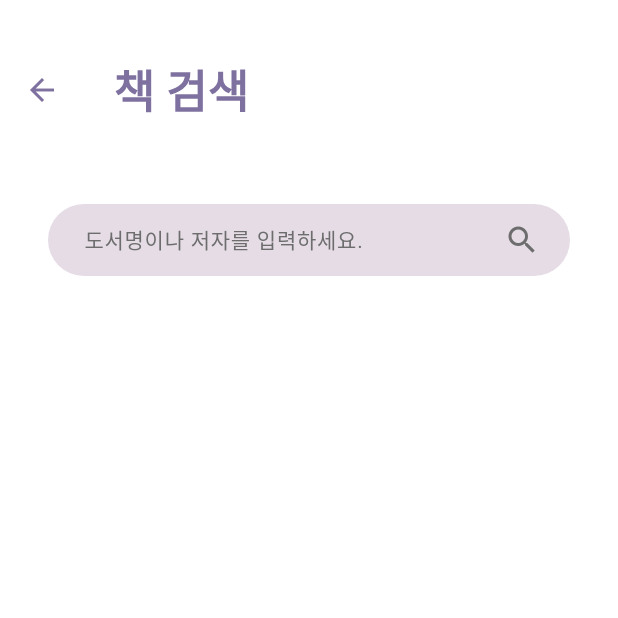
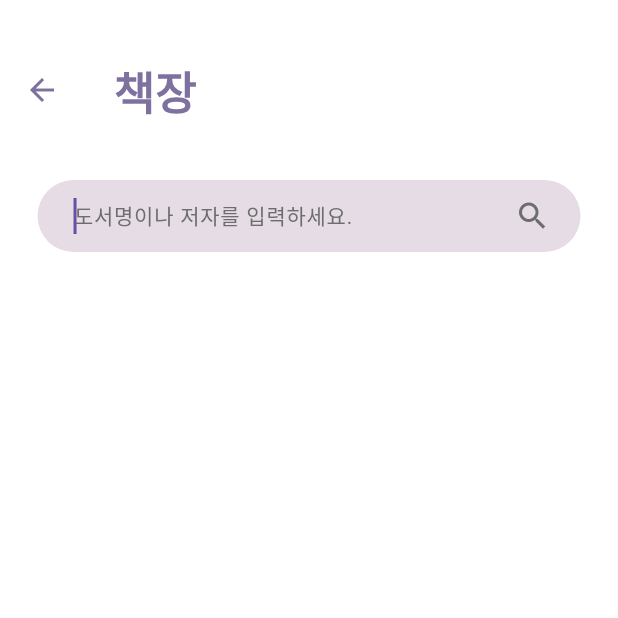
Before and after one commit to Advanced-MobileProgramming/flutter, a Flutter app: the AllBooksPage screen opened directly, after a tap on "도서명이나 저자를 입력하세요.", on a phone screen of 412 x 824 dp, the top half of it. Run offline on Flutter 3.47's test engine with Material 3 defaults, Android fonts, the phone set to English and light mode, and no system bars.

Commit message:
검색바 위치 맞추기

```diff
--- a/lib/allBooks.dart
+++ b/lib/allBooks.dart
@@ -1,7 +1,8 @@
 import 'package:flutter/material.dart';
 import 'package:soobook/bookShelf.dart';
 import 'package:soobook/myPage.dart';
-import 'myHome.dart'; // HomePage import 추가
+import 'myHome.dart';
+import 'bookSearch.dart';
 
 class AllBooksPage extends StatefulWidget {
   @override
@@ -70,7 +71,7 @@ class _AllBooksPageState extends State<AllBooksPage> {
 
     return Scaffold(
       appBar: AppBar(
-        title: Text('전체 도서',
+        title: Text('도서',
             style: TextStyle(
                 fontSize: 30,
                 fontWeight: FontWeight.bold,
@@ -80,14 +81,18 @@ class _AllBooksPageState extends State<AllBooksPage> {
         toolbarHeight: 120.0, // AppBar 높이를 조정하여 더 많은 패딩 추가
         titleSpacing: 20.0, // 타이틀과 왼쪽 모서리 사이의 간격을 늘림
       ),
-      body: Padding(
-        padding: const EdgeInsets.all(16.0),
-        child: Column(
-          crossAxisAlignment: CrossAxisAlignment.start,
-          children: [
-            // 검색 바
-            Container(
-              padding: const EdgeInsets.symmetric(horizontal: 16),
+      body: Column(
+        children: [
+          Container(
+            padding: const EdgeInsets.symmetric(horizontal: 25),
+            child: InkWell(
+              onTap: () {
+                // 검색 페이지로 이동
+                Navigator.push(
+                  context,
+                  MaterialPageRoute(builder: (context) => const BookSearchPage()),
+                );
+              },
               child: Container(
                 padding: const EdgeInsets.symmetric(horizontal: 8),
                 decoration: BoxDecoration(
@@ -108,25 +113,30 @@ class _AllBooksPageState extends State<AllBooksPage> {
                           contentPadding: const EdgeInsets.symmetric(horizontal: 16, vertical: 8), // 패딩 설정
                         ),
                         onTap: () {
-                          // 페이지 이동 동작을 제거했습니다. 필요시 여기에 다른 동작을 넣을 수 있습니다.
+                          // 검색 바를 탭하면 페이지로 이동
+                          Navigator.push(
+                            context,
+                            MaterialPageRoute(builder: (context) => const BookSearchPage()),
+                          );
                         },
                       ),
                     ),
                     IconButton(
                       icon: const Icon(Icons.search, color: Color.fromARGB(255, 109, 109, 109)),
                       onPressed: () {
-                        // 검색 버튼 클릭 시 동작을 여기에서 처리합니다.
-                        // 예: 입력된 검색어를 사용하여 검색 동작을 수행
+                        // 추가적인 검색 동작 처리 가능
                       },
                     ),
                   ],
                 ),
               ),
             ),
-            SizedBox(height: 16), // 검색 바와 리스트 간 간격
-
-            // 도서 목록 표시
-            Expanded(
+          ),
+          SizedBox(height: 16),
+          // 도서 목록 표시
+          Expanded(
+            child: Padding(
+              padding: const EdgeInsets.all(16.0), // 외부와의 패딩 값 (위, 아래, 좌, 우 16.0)
               child: GridView.builder(
                 gridDelegate: SliverGridDelegateWithFixedCrossAxisCount(
                   crossAxisCount: 3, // 3개의 열
@@ -152,8 +162,8 @@ class _AllBooksPageState extends State<AllBooksPage> {
                 },
               ),
             ),
-          ],
-        ),
+          ),
+        ],
       ),
       bottomNavigationBar: BottomNavigationBar(
         currentIndex: _selectedIndex,
--- a/lib/bookSearch.dart
+++ b/lib/bookSearch.dart
@@ -15,25 +15,44 @@ class BookSearchApp extends StatelessWidget {
   }
 }
 
-class BookSearchPage extends StatelessWidget {
+class BookSearchPage extends StatefulWidget {
   const BookSearchPage({Key? key}) : super(key: key);
+
+  @override
+  _BookSearchPageState createState() => _BookSearchPageState();
+}
+
+class _BookSearchPageState extends State<BookSearchPage> {
+  final FocusNode _focusNode = FocusNode(); // FocusNode 생성
+
+  @override
+  void initState() {
+    super.initState();
+    // 화면 로딩 후 자동으로 포커스를 텍스트 필드로 맞춥니다.
+    WidgetsBinding.instance.addPostFrameCallback((_) {
+      FocusScope.of(context).requestFocus(_focusNode); // 포커스 주기
+    });
+  }
+
+  @override
+  void dispose() {
+    _focusNode.dispose(); // FocusNode를 사용한 후에는 반드시 dispose해야 합니다.
+    super.dispose();
+  }
 
   @override
   Widget build(BuildContext context) {
     return Scaffold(
       appBar: AppBar(
-        title: Text(
-          '책 검색',
+        title: Text('책장',
             style: TextStyle(
                 fontSize: 30,
                 fontWeight: FontWeight.bold,
-            color: Color.fromARGB(255, 126, 113, 159),
-          ),
-        ),
+                color: Color.fromARGB(255, 126, 113, 159))),
         backgroundColor: Colors.white,
-        automaticallyImplyLeading: false, // 기본 뒤로가기 버튼 비활성화
-        toolbarHeight: 120.0, // AppBar 높이 조정
-        titleSpacing: 20.0, // 타이틀과 왼쪽 모서리 간격 조정
+        automaticallyImplyLeading: false, // 뒤로 가기 버튼 비활성화
+        toolbarHeight: 120.0, // AppBar 높이를 조정하여 더 많은 패딩 추가
+        titleSpacing: 20.0, // 타이틀과 왼쪽 모서리 사이의 간격을 늘림
         leading: IconButton(
           icon: Icon(Icons.arrow_back, color: Color.fromARGB(255, 126, 113, 159)),
           onPressed: () {
@@ -42,14 +61,18 @@ class BookSearchPage extends StatelessWidget {
           },
         ),
       ),
-      body: Padding(
-        padding: const EdgeInsets.all(16.0),
-        child: Column(
-          crossAxisAlignment: CrossAxisAlignment.start,
+      body: Column(
         children: [
-          // 검색 바
           Container(
-            padding: const EdgeInsets.symmetric(horizontal: 16),
+            padding: const EdgeInsets.symmetric(horizontal: 25),
+            child: InkWell(
+              onTap: () {
+                // 검색 페이지로 이동
+                Navigator.push(
+                  context,
+                  MaterialPageRoute(builder: (context) => const BookSearchPage()),
+                );
+              },
               child: Container(
                 padding: const EdgeInsets.symmetric(horizontal: 8),
                 decoration: BoxDecoration(
@@ -60,6 +83,7 @@ class BookSearchPage extends StatelessWidget {
                   children: [
                     Expanded(
                       child: TextField(
+                        focusNode: _focusNode, // TextField에 focusNode 지정
                         decoration: InputDecoration(
                           hintText: '도서명이나 저자를 입력하세요.',
                           hintStyle: const TextStyle(
@@ -70,23 +94,22 @@ class BookSearchPage extends StatelessWidget {
                           contentPadding: const EdgeInsets.symmetric(horizontal: 16, vertical: 8), // 패딩 설정
                         ),
                         onTap: () {
-                        // 페이지 이동 동작을 제거했습니다. 필요시 여기에 다른 동작을 넣을 수 있습니다.
+                          // 텍스트 필드 클릭 시 다른 동작을 할 수 있습니다.
                         },
                       ),
                     ),
                     IconButton(
                       icon: const Icon(Icons.search, color: Color.fromARGB(255, 109, 109, 109)),
                       onPressed: () {
-                      // 검색 버튼 클릭 시 동작을 여기에서 처리합니다.
-                      // 예: 입력된 검색어를 사용하여 검색 동작을 수행
+                        // 추가적인 검색 동작 처리 가능
                       },
                     ),
                   ],
                 ),
               ),
-          )
+            ),
+          ),
         ],
-        ),
       ),
     );
   }
--- a/lib/bookShelf.dart
+++ b/lib/bookShelf.dart
@@ -142,7 +142,6 @@ class _BookshelfPageState extends State<BookshelfPage> {
               ],
             ),
           ),
-
           // 탭에 해당하는 내용
           Expanded(
             child: _getTabContent(_currentTabIndex),
@@ -178,7 +177,6 @@ class _BookshelfPageState extends State<BookshelfPage> {
       ),
     );
   }
-
   // 세그먼트 탭을 만들기 위한 메소드
   Widget _buildSegment(String label, int index) {
     return GestureDetector(
--- a/lib/myHome.dart
+++ b/lib/myHome.dart
@@ -77,7 +77,7 @@ class _HomePageState extends State<HomePage> {
               // 홈 텍스트와 로고 배치
               Padding(
                 padding:
-                    const EdgeInsets.only(top: 30.0, left: 20.0, right: 20.0),
+                    const EdgeInsets.only(top: 50.0, left: 20.0, right: 20.0),
                 child: Row(
                   mainAxisAlignment: MainAxisAlignment.spaceBetween,
                   children: [
```
Lines whose indentation alone changed are shown as unchanged.
